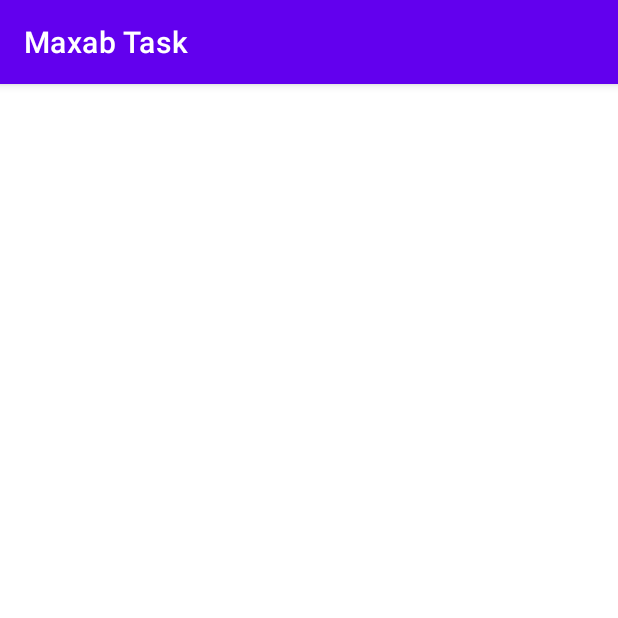
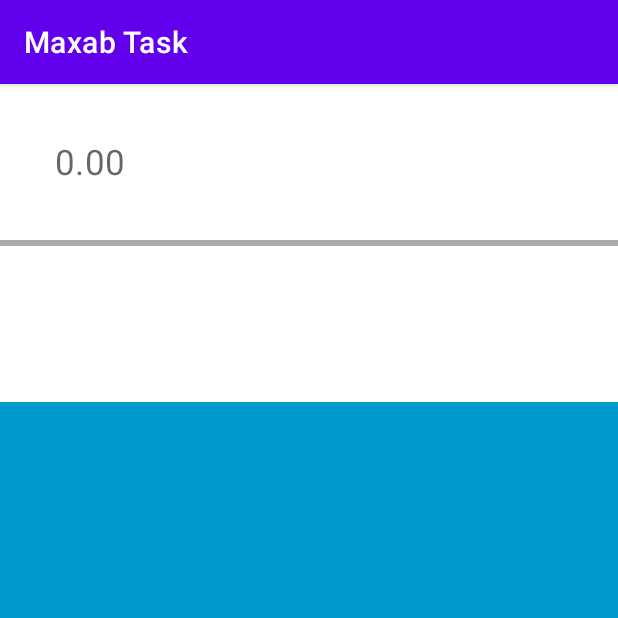
Before and after one commit to MahmoudAymann/MVIVM-CleanArch, an Android app: the screen it shows after launch (MainActivity), on a phone screen of 412 x 824 dp, the top half of it. Run offline under Robolectric (Android 15) with nearby library versions, the phone set to English and light mode, and no system bars; our stand-ins replace sdp/ssp sizes.

Commit message:
added ui converter screen implement business logic

```diff
--- /dev/null
+++ b/app/src/main/java/com/maxab/task/core/android/BaseActivity.kt
@@ -0,0 +1,21 @@
+package com.maxab.task.core.android
+
+import android.os.Bundle
+import androidx.appcompat.app.AppCompatActivity
+import androidx.viewbinding.ViewBinding
+import com.maxab.task.core.extensions.InflateActivity
+
+abstract class BaseActivity<B : ViewBinding>(
+    private val inflate: InflateActivity<B>
+) : AppCompatActivity() {
+
+    val binding: B by lazy(LazyThreadSafetyMode.NONE) {
+        inflate.invoke(layoutInflater)
+    }
+
+    override fun onCreate(savedInstanceState: Bundle?) {
+        super.onCreate(savedInstanceState)
+        setContentView(binding.root)
+    }
+
+}
--- /dev/null
+++ b/app/src/main/java/com/maxab/task/core/android/BaseFragment.kt
@@ -0,0 +1,31 @@
+package com.maxab.task.core.android
+
+import android.os.Bundle
+import android.view.LayoutInflater
+import android.view.View
+import android.view.ViewGroup
+import androidx.fragment.app.Fragment
+import androidx.viewbinding.ViewBinding
+import com.maxab.task.core.extensions.InflateFragment
+
+abstract class BaseFragment<VB : ViewBinding>(
+    private val inflate: InflateFragment<VB>
+) : Fragment() {
+
+    private var _binding: VB? = null
+    val binding get() = _binding!!
+
+    override fun onCreateView(
+        inflater: LayoutInflater,
+        container: ViewGroup?,
+        savedInstanceState: Bundle?
+    ): View? {
+        _binding = inflate.invoke(inflater, container, false)
+        return binding.root
+    }
+
+    override fun onDestroyView() {
+        super.onDestroyView()
+        _binding = null
+    }
+}
--- /dev/null
+++ b/app/src/main/java/com/maxab/task/core/android/BaseViewModel.kt
@@ -0,0 +1,14 @@
+package com.maxab.task.core.android
+
+import androidx.lifecycle.ViewModel
+import kotlinx.coroutines.flow.MutableStateFlow
+import kotlinx.coroutines.flow.StateFlow
+import kotlinx.coroutines.flow.asStateFlow
+
+abstract class BaseViewModel<STATE : UiState>(initState: STATE) : ViewModel() {
+
+    private val _uiState = MutableStateFlow(initState)
+    val uiState: StateFlow<STATE> = _uiState.asStateFlow()
+
+
+}
--- /dev/null
+++ b/app/src/main/java/com/maxab/task/core/android/MarkerInterfaces.kt
@@ -0,0 +1,3 @@
+package com.maxab.task.core.android
+
+interface UiState
--- /dev/null
+++ b/app/src/main/java/com/maxab/task/core/extensions/ViewExtensions.kt
@@ -0,0 +1,57 @@
+package com.maxab.task.core.extensions
+
+import android.app.Activity
+import android.content.Context
+import android.view.LayoutInflater
+import android.view.View
+import android.view.ViewGroup
+import androidx.core.view.WindowInsetsCompat
+import androidx.core.view.WindowInsetsControllerCompat
+import androidx.fragment.app.Fragment
+import androidx.fragment.app.FragmentActivity
+import androidx.lifecycle.Lifecycle
+import androidx.lifecycle.LifecycleOwner
+import androidx.lifecycle.lifecycleScope
+import androidx.lifecycle.repeatOnLifecycle
+import kotlinx.coroutines.flow.StateFlow
+import kotlinx.coroutines.launch
+
+
+typealias InflateFragment<T> = (LayoutInflater, ViewGroup?, Boolean) -> T
+typealias InflateActivity<T> = (LayoutInflater) -> T
+
+fun <T : Any?, L : StateFlow<T>> LifecycleOwner.observe(sharedFlow: L, body: (T) -> Unit) {
+    lifecycleScope.launch {
+        repeatOnLifecycle(Lifecycle.State.STARTED) {
+            sharedFlow.collect {
+                body.invoke(it)
+            }
+        }
+    }
+}
+
+fun String?.removeWhitespaces(): String = this?.replace(" ", "") ?: ""
+
+fun String?.toSafeDouble(returnValue: Double = 0.0): Double {
+    return try {
+        if (isNullOrBlank()) returnValue else removeWhitespaces().toDouble()
+    } catch (e: NumberFormatException) {
+        returnValue
+    }
+}
+
+fun View.showKeyboard() = (this.context as? Activity)?.showKeyboard()
+fun View.hideKeyboard() = (this.context as? Activity)?.hideKeyboard()
+
+fun Fragment.showKeyboard(): Unit? = activity?.let(FragmentActivity::showKeyboard)
+fun Fragment.hideKeyboard() = activity?.hideKeyboard()
+
+fun Context.showKeyboard() = (this as? Activity)?.showKeyboard()
+fun Context.hideKeyboard() = (this as? Activity)?.hideKeyboard()
+
+fun Activity.showKeyboard() = WindowInsetsControllerCompat(window, window.decorView).show(
+    WindowInsetsCompat.Type.ime()
+)
+
+fun Activity.hideKeyboard() =
+    WindowInsetsControllerCompat(window, window.decorView).hide(WindowInsetsCompat.Type.ime())
--- /dev/null
+++ b/app/src/main/java/com/maxab/task/feature/currency_converter/data/ConverterItem.kt
@@ -0,0 +1,11 @@
+package com.maxab.task.feature.currency_converter.data
+
+import android.os.Parcelable
+import kotlinx.parcelize.Parcelize
+
+@Parcelize
+data class ConverterItem(
+    val amount: Double,
+    val currency: String,
+    val exchangeRate: Double
+) : Parcelable
--- /dev/null
+++ b/app/src/main/java/com/maxab/task/feature/currency_converter/ui/CurrencyConverterFragment.kt
@@ -0,0 +1,61 @@
+package com.maxab.task.feature.currency_converter.ui
+
+import android.os.Bundle
+import android.view.View
+import androidx.core.widget.doAfterTextChanged
+import androidx.fragment.app.viewModels
+import androidx.navigation.fragment.navArgs
+import com.maxab.task.core.android.BaseFragment
+import com.maxab.task.core.extensions.observe
+import com.maxab.task.core.extensions.showKeyboard
+import com.maxab.task.core.extensions.toSafeDouble
+import com.maxab.task.databinding.FragmentCurrencyConverterBinding
+
+class CurrencyConverterFragment :
+    BaseFragment<FragmentCurrencyConverterBinding>(FragmentCurrencyConverterBinding::inflate) {
+
+    private val viewModel: CurrencyConverterViewModel by viewModels()
+    private val args by navArgs<CurrencyConverterFragmentArgs>()
+
+    override fun onViewCreated(view: View, savedInstanceState: Bundle?) {
+        super.onViewCreated(view, savedInstanceState)
+        handleTextInputs()
+    }
+
+    private fun handleTextInputs() {
+        binding.etAmountInput.let { et ->
+            et.requestFocus()
+            et.doAfterTextChanged {
+                //For test only
+                it?.toString()?.toSafeDouble()?.let { input ->
+                    binding.tvToAmount.text = (input * 0.60).toString()
+                }
+            }
+        }
+    }
+
+    private fun handleViewState() {
+        observe(viewModel.uiState) { state ->
+            when (state) {
+                CurrencyConverterUiState.Init -> initUI()
+            }
+        }
+    }
+
+    private fun initUI() {
+        with(binding) {
+//            args.fromCurrency.let { from ->
+//                etAmountInput.setText(from.amount.toString())
+//                tvFromCurrency.text = from.currency
+//            }
+//            args.toCurrency.let {
+//                tvToAmount.text = it.amount.toString()
+//                tvToCurrency.text = it.currency
+//            }
+        }
+        showKeyboard()
+        handleViewState()
+    }
+
+
+}
--- /dev/null
+++ b/app/src/main/java/com/maxab/task/feature/currency_converter/ui/CurrencyConverterViewModel.kt
@@ -0,0 +1,11 @@
+package com.maxab.task.feature.currency_converter.ui
+
+import com.maxab.task.core.android.BaseViewModel
+import com.maxab.task.core.android.UiState
+
+sealed class CurrencyConverterUiState : UiState {
+    object Init : CurrencyConverterUiState()
+}
+
+class CurrencyConverterViewModel :
+    BaseViewModel<CurrencyConverterUiState>(CurrencyConverterUiState.Init)
--- a/app/src/main/java/com/maxab/task/main/MainActivity.kt
+++ b/app/src/main/java/com/maxab/task/main/MainActivity.kt
@@ -1,12 +1,9 @@
 package com.maxab.task.main
 
-import android.os.Bundle
-import androidx.appcompat.app.AppCompatActivity
-import com.maxab.task.R
+import com.maxab.task.core.android.BaseActivity
+import com.maxab.task.databinding.ActivityMainBinding
 
-class MainActivity : AppCompatActivity() {
-    override fun onCreate(savedInstanceState: Bundle?) {
-        super.onCreate(savedInstanceState)
-        setContentView(R.layout.activity_main)
-    }
+class MainActivity : BaseActivity<ActivityMainBinding>(ActivityMainBinding::inflate) {
+
+
 }
--- a/app/src/main/res/layout/activity_main.xml
+++ b/app/src/main/res/layout/activity_main.xml
@@ -3,6 +3,16 @@
     xmlns:tools="http://schemas.android.com/tools"
     android:layout_width="match_parent"
     android:layout_height="match_parent"
+    xmlns:app="http://schemas.android.com/apk/res-auto"
     tools:context=".main.MainActivity">
 
+    <androidx.fragment.app.FragmentContainerView
+        android:id="@+id/fragment_container_view"
+        android:name="androidx.navigation.fragment.NavHostFragment"
+        android:layout_width="match_parent"
+        android:layout_height="match_parent"
+        app:defaultNavHost="true"
+        app:navGraph="@navigation/main_navigation_graph" />
+
+
 </androidx.constraintlayout.widget.ConstraintLayout>
--- /dev/null
+++ b/app/src/main/res/layout/fragment_currency_converter.xml
@@ -0,0 +1,94 @@
+<?xml version="1.0" encoding="utf-8"?>
+<androidx.constraintlayout.widget.ConstraintLayout xmlns:android="http://schemas.android.com/apk/res/android"
+    xmlns:app="http://schemas.android.com/apk/res-auto"
+    xmlns:tools="http://schemas.android.com/tools"
+    android:layout_width="match_parent"
+    android:layout_height="match_parent"
+    android:background="@android:color/holo_blue_dark">
+    <!--    from currency-->
+    <androidx.constraintlayout.widget.ConstraintLayout
+        android:id="@+id/cl_from_currency"
+        android:layout_width="match_parent"
+        android:layout_height="@dimen/_80sdp"
+        android:background="@color/white"
+        android:padding="@dimen/_16sdp"
+        app:layout_constraintTop_toTopOf="parent">
+
+        <com.google.android.material.textfield.TextInputLayout
+            style="@style/Widget.MaterialComponents.TextInputLayout.OutlinedBox"
+            android:layout_width="0dp"
+            android:layout_height="match_parent"
+            android:layout_marginEnd="@dimen/_8sdp"
+            android:padding="0dp"
+            app:boxBackgroundMode="none"
+            app:hintEnabled="false"
+            app:layout_constraintEnd_toStartOf="@id/tv_from_currency"
+            app:layout_constraintStart_toStartOf="parent"
+            app:layout_constraintTop_toTopOf="parent">
+
+            <com.google.android.material.textfield.TextInputEditText
+                android:id="@+id/et_amount_input"
+                android:layout_width="match_parent"
+                android:layout_height="match_parent"
+                android:hint="@string/currency_input_placeholder"
+                android:inputType="numberDecimal"
+                android:padding="0dp"
+                android:textSize="@dimen/currency_input_size" />
+        </com.google.android.material.textfield.TextInputLayout>
+
+        <TextView
+            android:id="@+id/tv_from_currency"
+            android:layout_width="wrap_content"
+            android:layout_height="wrap_content"
+            android:textAppearance="@style/TextAppearance.MaterialComponents.Headline5"
+            android:textStyle="bold"
+            app:layout_constraintBottom_toBottomOf="parent"
+            app:layout_constraintEnd_toEndOf="parent"
+            app:layout_constraintTop_toTopOf="parent"
+            tools:text="EUR" />
+    </androidx.constraintlayout.widget.ConstraintLayout>
+
+    <View
+        android:id="@+id/divider"
+        android:layout_width="match_parent"
+        android:layout_height="@dimen/_3sdp"
+        android:background="@android:color/darker_gray"
+        app:layout_constraintTop_toBottomOf="@id/cl_from_currency" />
+
+    <!--    to currency-->
+    <androidx.constraintlayout.widget.ConstraintLayout
+        android:id="@+id/cl_to_currency"
+        android:layout_width="match_parent"
+        android:layout_height="@dimen/_80sdp"
+        android:background="@color/white"
+        android:padding="@dimen/_16sdp"
+        app:layout_constraintTop_toBottomOf="@id/divider">
+
+        <TextView
+            android:id="@+id/tv_to_amount"
+            style="@style/CurrencyInputTextStyle"
+            android:layout_width="0dp"
+            android:layout_height="wrap_content"
+            android:paddingStart="@dimen/_12sdp"
+            android:paddingEnd="@dimen/_8sdp"
+            android:textColor="@android:color/darker_gray"
+            app:layout_constraintBottom_toBottomOf="parent"
+            app:layout_constraintEnd_toStartOf="@id/tv_to_currency"
+            app:layout_constraintStart_toStartOf="parent"
+            app:layout_constraintTop_toTopOf="parent"
+            tools:text="0.00" />
+
+        <TextView
+            android:id="@+id/tv_to_currency"
+            android:layout_width="wrap_content"
+            android:layout_height="wrap_content"
+            android:textAppearance="@style/TextAppearance.MaterialComponents.Headline5"
+            android:textColor="@android:color/darker_gray"
+            android:textStyle="bold"
+            app:layout_constraintBottom_toBottomOf="parent"
+            app:layout_constraintEnd_toEndOf="parent"
+            app:layout_constraintTop_toTopOf="parent"
+            tools:text="EGP" />
+    </androidx.constraintlayout.widget.ConstraintLayout>
+
+</androidx.constraintlayout.widget.ConstraintLayout>
--- /dev/null
+++ b/app/src/main/res/navigation/main_navigation_graph.xml
@@ -0,0 +1,20 @@
+<?xml version="1.0" encoding="utf-8"?>
+<navigation xmlns:android="http://schemas.android.com/apk/res/android"
+    xmlns:app="http://schemas.android.com/apk/res-auto"
+    xmlns:tools="http://schemas.android.com/tools"
+    android:id="@+id/main_navigation_graph"
+    app:startDestination="@id/currencyConverterFragment">
+
+    <fragment
+        android:id="@+id/currencyConverterFragment"
+        android:name="com.maxab.task.feature.currency_converter.ui.CurrencyConverterFragment"
+        android:label="CurrencyConverterFragment"
+        tools:layout="@layout/fragment_currency_converter">
+        <argument
+            android:name="fromCurrency"
+            app:argType="com.maxab.task.feature.currency_converter.data.ConverterItem" />
+        <argument
+            android:name="toCurrency"
+            app:argType="com.maxab.task.feature.currency_converter.data.ConverterItem" />
+    </fragment>
+</navigation>
--- /dev/null
+++ b/app/src/main/res/values/dimens.xml
@@ -0,0 +1,4 @@
+<?xml version="1.0" encoding="utf-8"?>
+<resources>
+    <dimen name="currency_input_size">@dimen/_18ssp</dimen>
+</resources>
--- a/app/src/main/res/values/strings.xml
+++ b/app/src/main/res/values/strings.xml
@@ -1,3 +1,4 @@
 <resources>
     <string name="app_name">Maxab Task</string>
+    <string name="currency_input_placeholder">0.00</string>
 </resources>
--- /dev/null
+++ b/app/src/main/res/values/styles.xml
@@ -0,0 +1,7 @@
+<?xml version="1.0" encoding="utf-8"?>
+<resources>
+
+    <style name="CurrencyInputTextStyle" parent="Widget.AppCompat.TextView">
+        <item name="android:textSize">@dimen/currency_input_size</item>
+    </style>
+</resources>
```
Also changed, not shown: app/build.gradle (+7 -3 lines).
